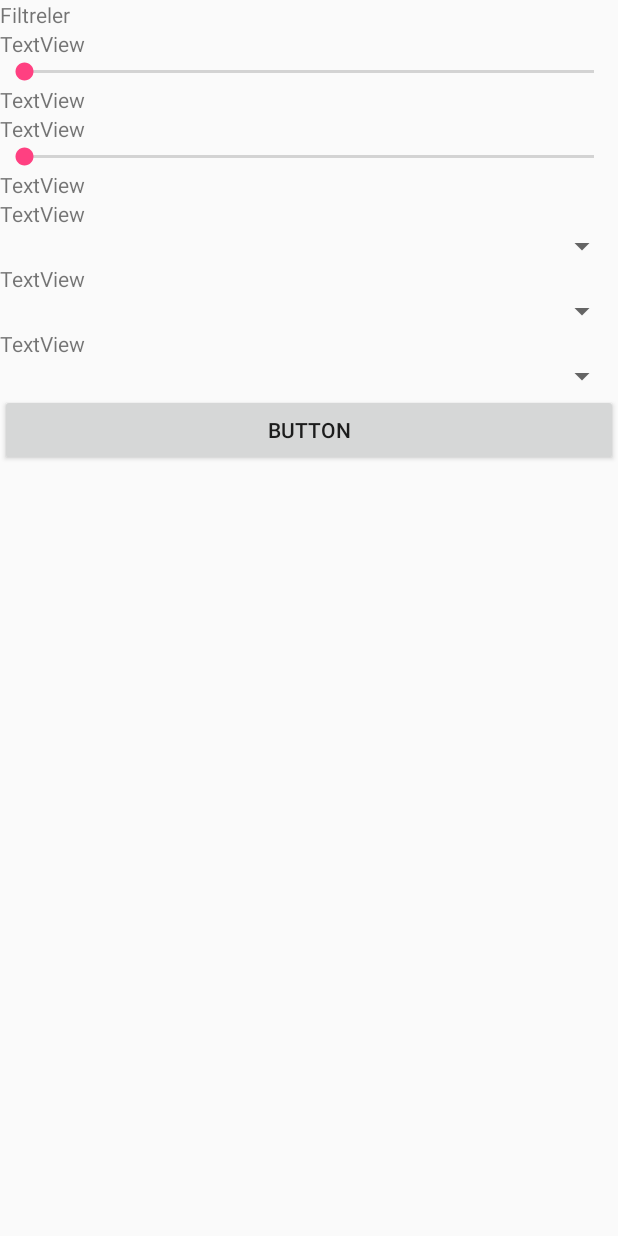
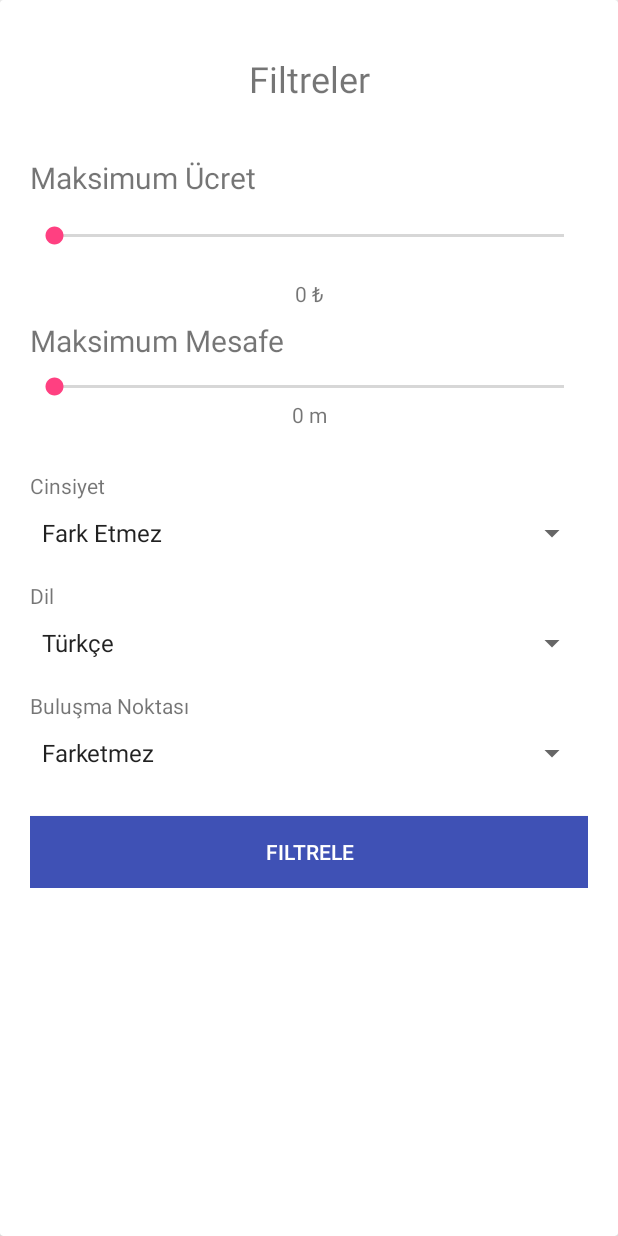
Before and after one commit to phantom1299/Arctory-Frontend, an Android app: the layout lesson_filter_dialog.xml on its own in the app's theme, with its tools: preview values and no code run, on a phone screen of 412 x 824 dp. Run offline under Robolectric (Android 15) with nearby library versions, the light colour scheme and no system bars.

Commit message:
Add filters for genders, language and meetingPoint

```diff
--- a/app/build.gradle
+++ b/app/build.gradle
@@ -41,4 +41,5 @@ dependencies {
     testImplementation 'junit:junit:4.12'
     androidTestImplementation 'com.android.support.test:runner:1.0.1'
     androidTestImplementation 'com.android.support.test.espresso:espresso-core:3.0.1'
+    implementation 'com.android.support:cardview-v7:26.1.0'
 }
--- a/app/src/main/res/layout/lesson_filter_dialog.xml
+++ b/app/src/main/res/layout/lesson_filter_dialog.xml
@@ -1,103 +1,143 @@
 <?xml version="1.0" encoding="utf-8"?>
+
+
+<android.support.v7.widget.CardView xmlns:android="http://schemas.android.com/apk/res/android"
+    android:layout_width="match_parent"
+    android:layout_height="match_parent"
+    android:layout_weight="1">
+
     <LinearLayout xmlns:android="http://schemas.android.com/apk/res/android"
         xmlns:tools="http://schemas.android.com/tools"
         android:layout_width="match_parent"
         android:layout_height="wrap_content"
+        android:layout_margin="20sp"
         android:orientation="vertical"
         tools:orientation="vertical">
-
 
         <TextView
             android:id="@+id/dialogTitle"
             android:layout_width="match_parent"
             android:layout_height="wrap_content"
+            android:layout_marginBottom="16sp"
+            android:layout_marginTop="16sp"
             android:layout_weight="1"
-        android:text="TextView"
+            android:text="@string/filters"
+            android:textAlignment="center"
+            android:textSize="24sp"
             tools:text="Filtreler" />
 
         <TextView
             android:id="@+id/maxFeeLabel"
             android:layout_width="match_parent"
             android:layout_height="wrap_content"
+            android:layout_marginBottom="8sp"
+            android:layout_marginTop="20sp"
             android:layout_weight="1"
-        android:text="TextView" />
+            android:text="@string/maxFee"
+            android:textSize="20sp" />
 
         <SeekBar
             android:id="@+id/maxFeeSeekBar"
             android:layout_width="match_parent"
             android:layout_height="wrap_content"
+            android:layout_marginTop="8sp"
             android:layout_weight="1" />
 
         <TextView
             android:id="@+id/maxFeeValueLabel"
             android:layout_width="match_parent"
             android:layout_height="wrap_content"
+            android:layout_marginBottom="8sp"
+            android:layout_marginTop="20sp"
             android:layout_weight="1"
-        android:text="TextView" />
+            android:text="0 ₺"
+            android:textAlignment="center" />
 
         <TextView
             android:id="@+id/maxDistanceLabel"
             android:layout_width="match_parent"
             android:layout_height="wrap_content"
             android:layout_weight="1"
-        android:text="TextView" />
+            android:text="@string/maxDistance"
+            android:textSize="20sp" />
 
         <SeekBar
             android:id="@+id/maxDistanceSeekBar"
             android:layout_width="match_parent"
             android:layout_height="wrap_content"
+            android:layout_marginTop="8sp"
             android:layout_weight="1" />
 
         <TextView
             android:id="@+id/maxDistanceValueLabel"
             android:layout_width="match_parent"
             android:layout_height="wrap_content"
+            android:layout_marginBottom="8sp"
             android:layout_weight="1"
-        android:text="TextView" />
+            android:text="0 m"
+            android:textAlignment="center" />
 
         <TextView
             android:id="@+id/genderLabel"
             android:layout_width="match_parent"
             android:layout_height="wrap_content"
+            android:layout_marginBottom="10sp"
+            android:layout_marginTop="20sp"
             android:layout_weight="1"
-        android:text="TextView" />
+            android:text="@string/gender" />
 
         <Spinner
             android:id="@+id/genderSpinner"
             android:layout_width="match_parent"
             android:layout_height="wrap_content"
-        android:layout_weight="1" />
+            android:layout_weight="1"
+            android:entries="@array/genders"
+            android:textSize="20sp" />
 
         <TextView
             android:id="@+id/languageLabel"
             android:layout_width="match_parent"
             android:layout_height="wrap_content"
+            android:layout_marginBottom="10sp"
+            android:layout_marginTop="20sp"
             android:layout_weight="1"
-        android:text="TextView" />
+            android:text="@string/language" />
 
         <Spinner
             android:id="@+id/languageSpinner"
             android:layout_width="match_parent"
             android:layout_height="wrap_content"
-        android:layout_weight="1" />
+            android:layout_weight="1"
+            android:entries="@array/languages"
+            android:textSize="20sp" />
 
         <TextView
             android:id="@+id/meetingPointLabel"
             android:layout_width="match_parent"
             android:layout_height="wrap_content"
+            android:layout_marginBottom="10sp"
+            android:layout_marginTop="20sp"
             android:layout_weight="1"
-        android:text="TextView" />
+            android:text="@string/meetingPoint" />
 
         <Spinner
             android:id="@+id/meetingPointSpinner"
             android:layout_width="match_parent"
             android:layout_height="wrap_content"
-        android:layout_weight="1" />
+            android:layout_weight="1"
+            android:entries="@array/meetingPoints"
+            android:textSize="20sp" />
 
         <Button
             android:id="@+id/filterButton"
             android:layout_width="match_parent"
             android:layout_height="wrap_content"
+            android:layout_marginTop="30sp"
             android:layout_weight="1"
-        android:text="Button" />
+            android:background="@color/colorPrimary"
+            android:text="@string/filter"
+            android:textColor="@color/cardview_light_background" />
     </LinearLayout>
+
+
+</android.support.v7.widget.CardView>
--- a/app/src/main/res/values/strings.xml
+++ b/app/src/main/res/values/strings.xml
@@ -12,6 +12,32 @@
     <string name="settings">Ayarlar</string>
     <string name="help">Yardım</string>
 
+    <string name="filters">Filtreler</string>
+    <string name="maxFee">Maksimum Ücret</string>
+    <string name="maxDistance">Maksimum Mesafe</string>
+    <string name="gender">Cinsiyet</string>
+    <string name="language">Dil</string>
+    <string name="meetingPoint">Buluşma Noktası</string>
+    <string name="filter">Filtrele</string>
+
+    <string-array name="genders">
+        <item>Fark Etmez</item>
+        <item>Erkek</item>
+        <item>Kadın</item>
+    </string-array>
+
+    <string-array name="languages">
+        <item>Türkçe</item>
+        <item>İngilizce</item>
+        <item>Almanca</item>
+    </string-array>
+
+    <string-array name="meetingPoints">
+        <item>Farketmez</item>
+        <item>Öğretmen</item>
+        <item>Öğrenci</item>
+    </string-array>
+
     <!-- TODO: Remove or change this placeholder text -->
     <string name="hello_blank_fragment">Hello blank fragment</string>
     <string name="title_activity_maps">Map</string>
```
Also changed, not shown: app/src/main/java/com/example/muhammed/hodja/MainActivity.kt (+4 -10 lines), app/src/main/java/com/example/muhammed/hodja/fragments/HomeFragment.kt (+69 -105 lines), app/src/main/java/com/example/muhammed/hodja/fragments/UserDetailsFragment.kt (added, +25 -0 lines), app/src/main/res/layout/fragment_user_details.xml (added, +13 -0 lines), 1 other file. Lines whose indentation alone changed are shown as unchanged.
